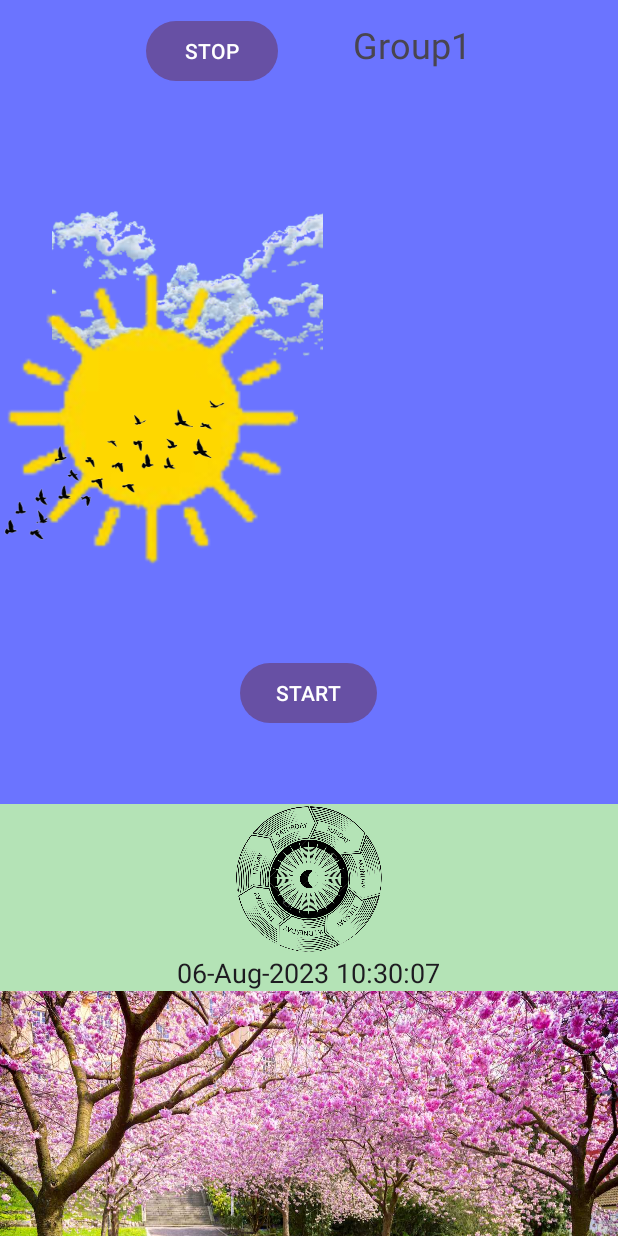
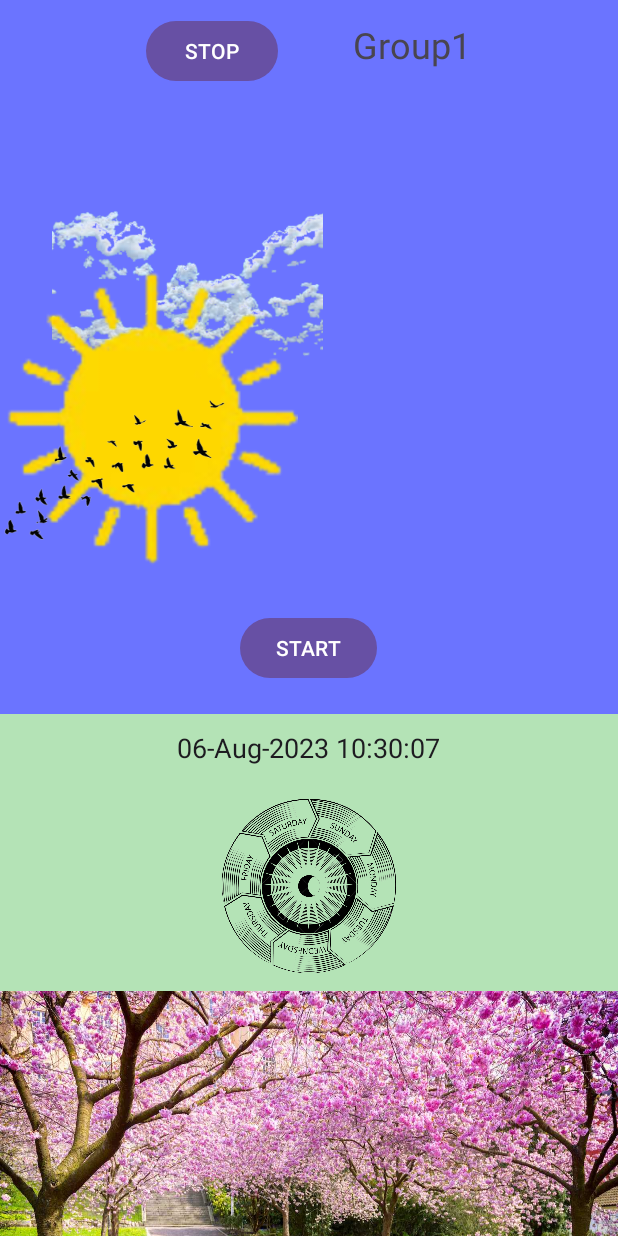
Before and after one commit to RuhiDosani/Group1_Project2, an Android app: the screen it shows after launch (MainActivity), on a phone screen of 412 x 824 dp. Run offline under Robolectric (Android 15) with nearby library versions, the phone set to English and light mode, and no system bars.

Commit message:
View Enhanced

```diff
--- a/app/src/main/java/com/example/group1_project2/TopFragment.kt
+++ b/app/src/main/java/com/example/group1_project2/TopFragment.kt
@@ -2,6 +2,7 @@ package com.example.group1_project2
 
 import android.animation.ObjectAnimator
 import android.animation.ValueAnimator
+import android.annotation.SuppressLint
 import android.graphics.Color
 import android.os.Bundle
 import android.view.View
@@ -16,6 +17,7 @@ import androidx.vectordrawable.graphics.drawable.ArgbEvaluator
 class TopFragment : Fragment(R.layout.top_segment) {
     private var animView : View? = null
     private var ANIMATION_DURATION = 2000
+    @SuppressLint("ObjectAnimatorBinding", "RestrictedApi")
     override fun onViewCreated(view: View, savedInstanceState: Bundle?) {
         super.onViewCreated(view, savedInstanceState)
 
--- a/app/src/main/res/layout/bottom_segment.xml
+++ b/app/src/main/res/layout/bottom_segment.xml
@@ -22,20 +22,24 @@
                 >
 
                 <!-- Turning Wheel -->
-                <ImageView
-                    android:id="@+id/wheel_image"
-                    android:layout_width="100dp"
-                    android:layout_height="100dp"
-                    android:src="@drawable/wheeloftime" />
 
                 <!-- Date/Time Display -->
+
                 <TextClock
                     android:id="@+id/txtDate"
                     android:layout_width="wrap_content"
                     android:layout_height="wrap_content"
+                    android:layout_margin="10sp"
+                    android:format12Hour="dd-MMM-yyyy hh:mm:ss"
                     android:text="date"
-                    android:format12Hour="dd-MMM-yyyy hh:mm:ss"
                     android:textSize="18sp" />
+
+                <ImageView
+                    android:id="@+id/wheel_image"
+                    android:layout_width="120dp"
+                    android:layout_height="120dp"
+                    android:layout_margin="10sp"
+                    android:src="@drawable/wheeloftime" />
             </LinearLayout>
         </FrameLayout>
         <ImageView
--- a/app/src/main/res/layout/top_segment.xml
+++ b/app/src/main/res/layout/top_segment.xml
@@ -68,6 +68,6 @@
         android:id="@+id/start_button"
         android:layout_width="wrap_content"
         android:layout_height="wrap_content"
-        android:layout_marginVertical="50dp"
+        android:layout_marginVertical="20dp"
         android:text="START" />
 </LinearLayout>
```
